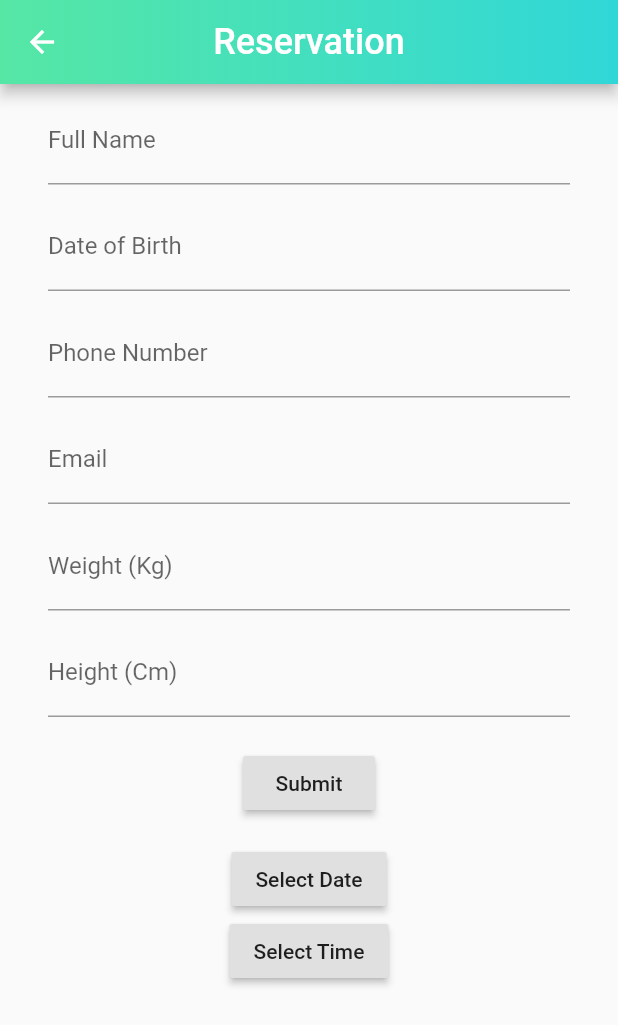
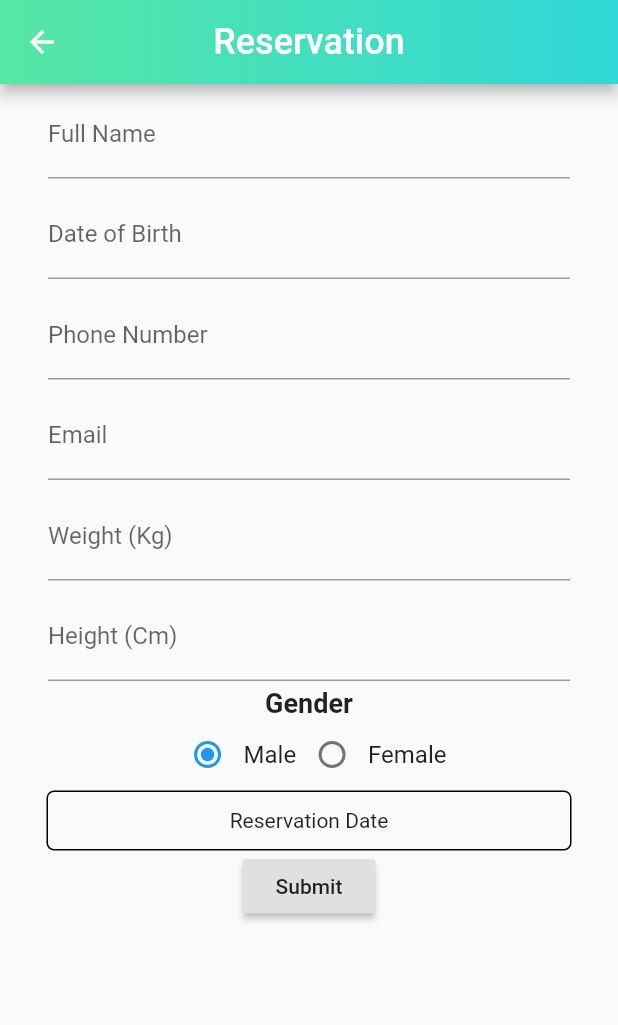
Before and after one commit to mohmahendra/medix, a Flutter app: the ReservationPage screen opened directly, on a phone screen of 412 x 824 dp. Shown: the top 1025 px of the screen. Run offline on Flutter 3.47's test engine with Material 2 defaults, Android fonts, the phone set to English and light mode, and no system bars.

Commit message:
Implement Radio Button and edit layout for reservation page

```diff
--- a/lib/main.dart
+++ b/lib/main.dart
@@ -496,10 +496,13 @@ class ReservationPage extends StatefulWidget{
   _ReservationPageState createState() => _ReservationPageState();
 }
 
+enum SingingCharacter { lafayette, jefferson }
+
 class _ReservationPageState extends State<ReservationPage> {
 
   String _dateValue = "";
   String _timeValue = "";
+  SingingCharacter _character = SingingCharacter.lafayette;
   final _formKey = GlobalKey<FormState>();
 
 
@@ -532,38 +535,83 @@ class _ReservationPageState extends State<ReservationPage> {
       child: Column(
         children: <Widget>[
           Padding(
-            padding: const EdgeInsets.fromLTRB(32, 8, 32, 4),
+            padding: const EdgeInsets.fromLTRB(32, 4, 32, 4),
             child: ReusableMaterial().getTextFormField(
                 "Full Name", "What is your full name?"),
           ),
           Padding(
-            padding: const EdgeInsets.fromLTRB(32, 8, 32, 4),
+            padding: const EdgeInsets.fromLTRB(32, 4, 32, 4),
             child: ReusableMaterial().getDateTimeFormField(
                 "Date of Birth", "Ex: 25/08/1997"),
           ),
           Padding(
-            padding: const EdgeInsets.fromLTRB(32, 8, 32, 4),
+            padding: const EdgeInsets.fromLTRB(32, 4, 32, 4),
             child: ReusableMaterial().getNumberFormField(
                 "Phone Number", "What is your phone number?"),
           ),
           Padding(
-            padding: const EdgeInsets.fromLTRB(32, 8, 32, 4),
+            padding: const EdgeInsets.fromLTRB(32, 4, 32, 4),
             child: ReusableMaterial().getEmailFormField(
                 "Email", "What is your email?"),
           ),
           Padding(
-            padding: const EdgeInsets.fromLTRB(32, 8, 32, 4),
+            padding: const EdgeInsets.fromLTRB(32, 4, 32, 4),
             child: ReusableMaterial().getNumberFormField(
                 "Weight (Kg)", "How much you weigh?"),
           ),
           Padding(
-            padding: const EdgeInsets.fromLTRB(32, 8, 32, 4),
+            padding: const EdgeInsets.fromLTRB(32, 4, 32, 4),
             child: ReusableMaterial().getNumberFormField(
                 "Height (Cm)", "How tall are you?"),
           ),
-          Padding(
-            padding: const EdgeInsets.symmetric(vertical: 16.0),
-            child: RaisedButton(
+          Text(
+            'Gender',
+            style: TextStyle(
+              fontWeight: FontWeight.bold,
+              fontSize: 18
+            ),
+          ),
+          Row(
+            mainAxisAlignment: MainAxisAlignment.center,
+            children: <Widget>[
+              Radio(
+                value: SingingCharacter.lafayette,
+                groupValue: _character,
+                onChanged: (SingingCharacter value) {
+                  setState(() { _character = value; });
+                },
+              ),
+              Text(
+                'Male',
+                style: TextStyle(fontSize: 16),
+              ),
+              Radio(
+                value: SingingCharacter.jefferson,
+                groupValue: _character,
+                onChanged: (SingingCharacter value) {
+                  setState(() { _character = value; });
+                },
+              ),
+              Text(
+                'Female',
+                style: TextStyle(fontSize: 16),
+              )
+            ],
+          ),
+          Container(
+            height: 40,
+            width: 350,
+            decoration: BoxDecoration(
+              border: Border.all(color: Colors.black),
+              borderRadius: BorderRadius.circular(5.0),
+            ),
+            child: Center(
+              child: Text(
+                'Reservation Date',
+              ),
+            ),
+          ),
+          RaisedButton(
               onPressed: () {
                 if (_formKey.currentState.validate()) {
                   Scaffold.of(context)
@@ -572,7 +620,6 @@ class _ReservationPageState extends State<ReservationPage> {
               },
               child: Text('Submit'),
             )
-          )
         ],
       ),
     );
@@ -587,14 +634,14 @@ class _ReservationPageState extends State<ReservationPage> {
         child: Column(
           children: <Widget>[
             getForm(),
-            RaisedButton(
-              onPressed: _selectDate,
-              child: Text("Select Date"),
-            ),
-            RaisedButton(
-              onPressed: _selectTime,
-              child: Text("Select Time"),
-            )
+//            RaisedButton(
+//              onPressed: _selectDate,
+//              child: Text("Select Date"),
+//            ),
+//            RaisedButton(
+//              onPressed: _selectTime,
+//              child: Text("Select Time"),
+//            )
           ],
         ),
       ),
```
